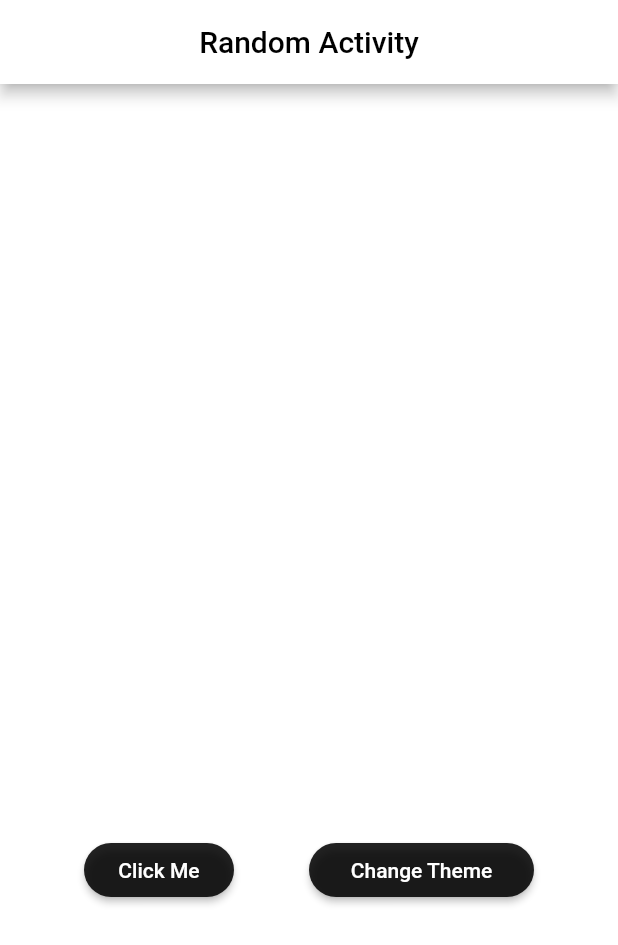
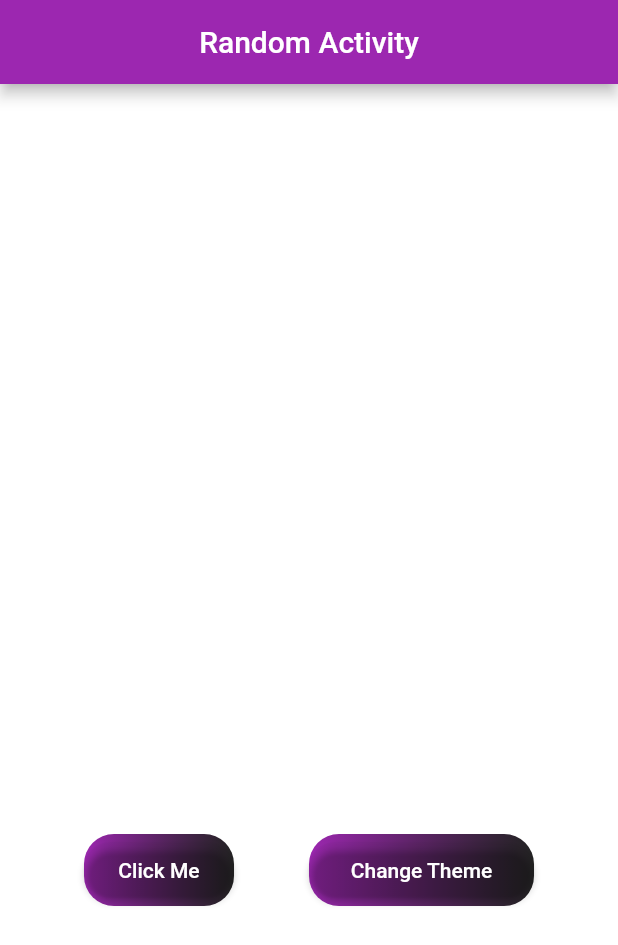
Before and after one commit to gagandeepkaur15/Random-activity-generator, a Flutter app: the screen it shows after launch, after a tap on "Change Theme", on a phone screen of 412 x 824 dp. Shown: the top 945 px of the screen. Run offline on Flutter 3.47's test engine with Material 2 defaults, Android fonts, the phone set to English and light mode, and no system bars; our stand-ins replace google_fonts; Roboto replaces fonts that are missing (Ubuntu).

```diff
--- a/lib/main.dart
+++ b/lib/main.dart
@@ -3,7 +3,7 @@ import 'package:http/http.dart';
 import 'package:flutter/material.dart';
 import 'package:google_fonts/google_fonts.dart';
 
-void main() => runApp(MyApp());
+void main() => runApp(const MyApp());
 
 class MyApp extends StatefulWidget {
   const MyApp({super.key});
@@ -37,15 +37,18 @@ class _MyAppState extends State<MyApp> {
   bool change = false;
   Color _color1 = Color.fromARGB(220, 0, 0, 0);
   Color _color2 = Colors.white;
+  Color _color3 = Color.fromARGB(255, 85, 224, 192);
 
   void changeCol() {
     setState(() {
       if (change == false) {
         _color1 = Color.fromARGB(220, 0, 0, 0);
         _color2 = Colors.white;
+        _color3 = Color.fromARGB(255, 85, 224, 192);
       } else {
         _color1 = Colors.white;
         _color2 = Color.fromARGB(220, 0, 0, 0);
+        _color3 = Colors.purple;
       }
     });
   }
@@ -56,11 +59,11 @@ class _MyAppState extends State<MyApp> {
     return MaterialApp(
       home: Scaffold(
         appBar: AppBar(
-          backgroundColor: Colors.white,
-          title: const Center(
+          backgroundColor: _color3,
+          title: Center(
             child: Text(
               'Random Activity',
-              style: TextStyle(color: Colors.black),
+              style: TextStyle(color: _color1),
             ),
           ),
         ),
@@ -70,7 +73,7 @@ class _MyAppState extends State<MyApp> {
             children: [
               Center(
                 child: Container(
-                  padding: EdgeInsets.all(20),
+                  padding: const EdgeInsets.all(20),
                   height: 500,
                   child: Text(
                     activity,
@@ -84,13 +87,21 @@ class _MyAppState extends State<MyApp> {
                   Align(
                     child: SizedBox(
                       width: 100,
+                      child: DecoratedBox(
+                        decoration: BoxDecoration(
+                          borderRadius: BorderRadius.circular(20),
+                          gradient: LinearGradient(
+                            colors: [_color3, _color2],
+                          ),
+                        ),
                         child: ElevatedButton(
                           style: ButtonStyle(
                             backgroundColor: MaterialStateProperty.all(
-                            _color2,
+                              //_color2,
+                              Colors.transparent,
                             ),
-                          shape:
-                              MaterialStateProperty.all<RoundedRectangleBorder>(
+                            shape: MaterialStateProperty.all<
+                                RoundedRectangleBorder>(
                               RoundedRectangleBorder(
                                 borderRadius: BorderRadius.circular(20),
                               ),
@@ -99,26 +110,35 @@ class _MyAppState extends State<MyApp> {
                           onPressed: fetchData,
                           child: Text(
                             'Click Me',
-                          style: TextStyle(
+                            style: GoogleFonts.ubuntu(
                               color: _color1,
                             ),
                           ),
                         ),
                       ),
                     ),
-                  SizedBox(
+                  ),
+                  const SizedBox(
                     width: 50,
                   ),
                   Align(
                     child: SizedBox(
                       width: 150,
+                      child: DecoratedBox(
+                        decoration: BoxDecoration(
+                          borderRadius: BorderRadius.circular(20),
+                          gradient: LinearGradient(
+                            colors: [_color3, _color2],
+                          ),
+                        ),
                         child: ElevatedButton(
                           style: ButtonStyle(
                             backgroundColor: MaterialStateProperty.all(
-                            _color2,
+                              //_color2,
+                              Colors.transparent,
                             ),
-                          shape:
-                              MaterialStateProperty.all<RoundedRectangleBorder>(
+                            shape: MaterialStateProperty.all<
+                                RoundedRectangleBorder>(
                               RoundedRectangleBorder(
                                 borderRadius: BorderRadius.circular(20),
                               ),
@@ -130,8 +150,9 @@ class _MyAppState extends State<MyApp> {
                           },
                           child: Text(
                             'Change Theme',
-                          style: TextStyle(
+                            style: GoogleFonts.ubuntu(
                               color: _color1,
+                            ),
                           ),
                         ),
                       ),
```
Lines whose indentation alone changed are shown as unchanged.
